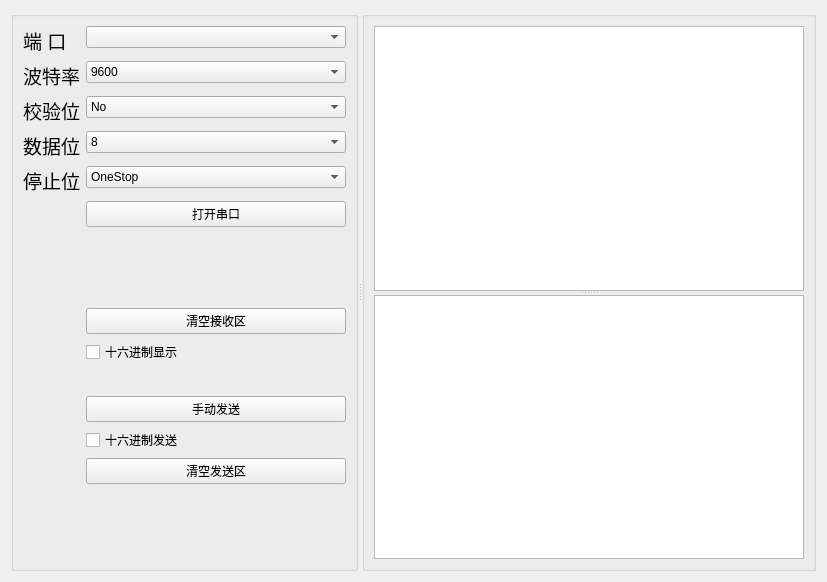
wujunhong-max/notes, file 项目/PyQt5的一个项目/Ui_serialport2.ui: the form before one commit.
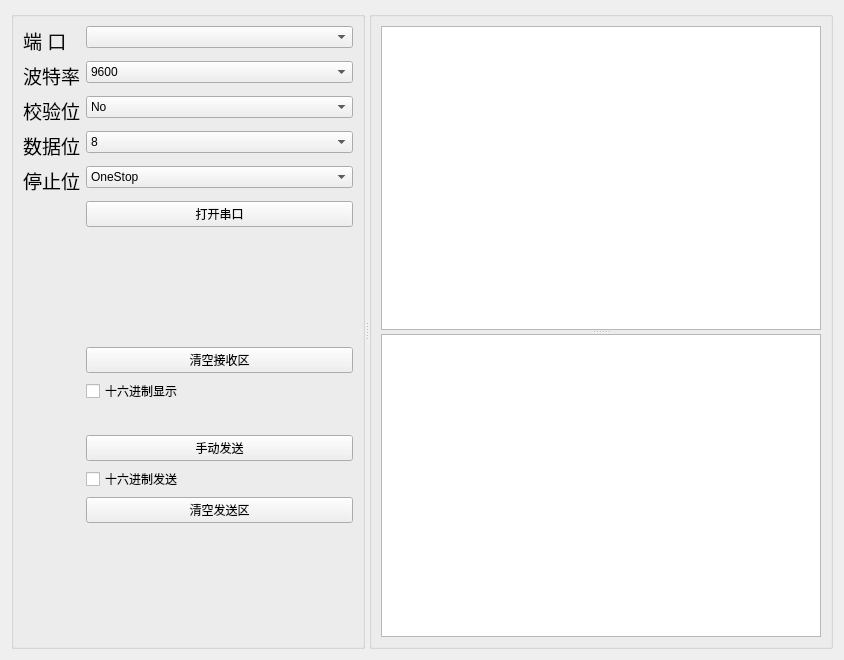
The form after the commit.

Diff of the .ui file:
```diff
--- a/项目/PyQt5的一个项目/Ui_serialport2.ui
+++ b/项目/PyQt5的一个项目/Ui_serialport2.ui
@@ -6,8 +6,8 @@
    <rect>
     <x>0</x>
     <y>0</y>
-    <width>827</width>
-    <height>582</height>
+    <width>844</width>
+    <height>660</height>
    </rect>
   </property>
   <property name="windowTitle">
```
